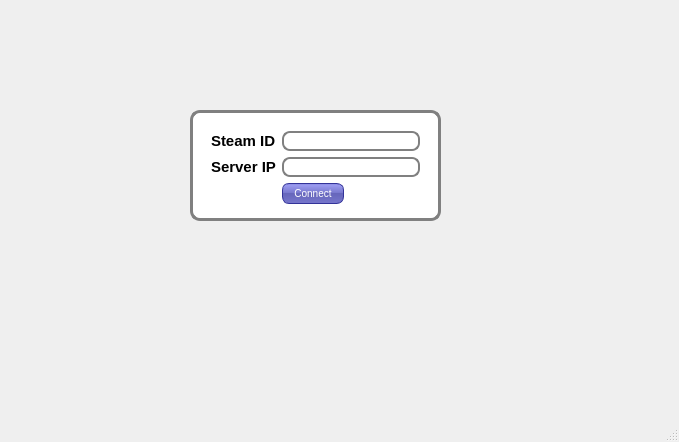
Above: GUI QT/SoundDataUI-App/main_screen.ui from SoundData/Gui before the change. Below: the same form after it.
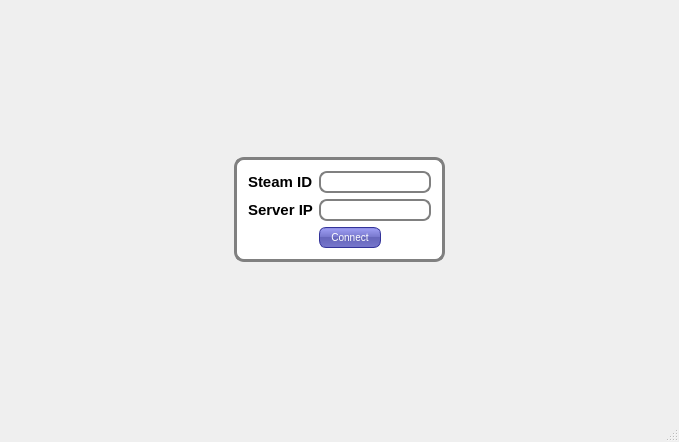
That is the form after the change. Icons and pictures are not drawn.

Commit message:
Centering using layout
With Matt's helped made the GUI elements center when the window is
resized.

What changed in the file:
```diff
--- a/GUI QT/SoundDataUI-App/main_screen.ui
+++ b/GUI QT/SoundDataUI-App/main_screen.ui
@@ -76,14 +76,14 @@
 }</string>
   </property>
   <widget class="QWidget" name="centralWidget">
+   <layout class="QGridLayout" name="gridLayout_2">
+    <item row="0" column="0" alignment="Qt::AlignHCenter|Qt::AlignVCenter">
    <widget class="QFrame" name="logInFrame">
-    <property name="geometry">
-     <rect>
-      <x>190</x>
-      <y>110</y>
-      <width>251</width>
-      <height>111</height>
-     </rect>
+      <property name="minimumSize">
+       <size>
+        <width>200</width>
+        <height>100</height>
+       </size>
     </property>
     <property name="maximumSize">
      <size>
@@ -100,15 +100,8 @@
     <property name="frameShadow">
      <enum>QFrame::Raised</enum>
     </property>
-    <widget class="QWidget" name="formLayoutWidget">
-     <property name="geometry">
-      <rect>
-       <x>10</x>
-       <y>10</y>
-       <width>231</width>
-       <height>94</height>
-      </rect>
-     </property>
+      <layout class="QHBoxLayout" name="horizontalLayout">
+       <item>
      <layout class="QFormLayout" name="formLayout">
       <item row="0" column="0">
        <widget class="QLabel" name="label">
@@ -138,8 +131,11 @@
        </widget>
       </item>
      </layout>
-    </widget>
-   </widget>
+       </item>
+      </layout>
+     </widget>
+    </item>
+   </layout>
   </widget>
   <widget class="QStatusBar" name="statusBar"/>
   <action name="actionOpen">
```
Lines whose indentation alone changed are shown as unchanged.
